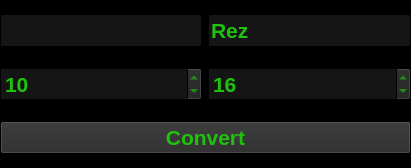
4n51n3/nconv-qt, file mainwindow.ui: the form before one commit.
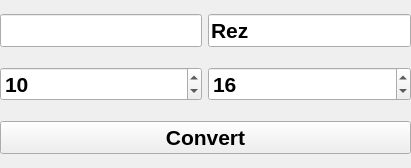
The form after the commit.

Diff of the .ui file:
```diff
--- a/mainwindow.ui
+++ b/mainwindow.ui
@@ -22,529 +22,6 @@
     <height>168</height>
    </size>
   </property>
-  <property name="palette">
-   <palette>
-    <active>
-     <colorrole role="WindowText">
-      <brush brushstyle="SolidPattern">
-       <color alpha="255">
-        <red>32</red>
-        <green>194</green>
-        <blue>14</blue>
-       </color>
-      </brush>
-     </colorrole>
-     <colorrole role="Button">
-      <brush brushstyle="SolidPattern">
-       <color alpha="255">
-        <red>33</red>
-        <green>33</green>
-        <blue>33</blue>
-       </color>
-      </brush>
-     </colorrole>
-     <colorrole role="Light">
-      <brush brushstyle="SolidPattern">
-       <color alpha="255">
-        <red>33</red>
-        <green>33</green>
-        <blue>33</blue>
-       </color>
-      </brush>
-     </colorrole>
-     <colorrole role="Midlight">
-      <brush brushstyle="SolidPattern">
-       <color alpha="255">
-        <red>25</red>
-        <green>25</green>
-        <blue>25</blue>
-       </color>
-      </brush>
-     </colorrole>
-     <colorrole role="Dark">
-      <brush brushstyle="SolidPattern">
-       <color alpha="255">
-        <red>33</red>
-        <green>33</green>
-        <blue>33</blue>
-       </color>
-      </brush>
-     </colorrole>
-     <colorrole role="Mid">
-      <brush brushstyle="SolidPattern">
-       <color alpha="255">
-        <red>32</red>
-        <green>32</green>
-        <blue>32</blue>
-       </color>
-      </brush>
-     </colorrole>
-     <colorrole role="Text">
-      <brush brushstyle="SolidPattern">
-       <color alpha="255">
-        <red>32</red>
-        <green>194</green>
-        <blue>14</blue>
-       </color>
-      </brush>
-     </colorrole>
-     <colorrole role="BrightText">
-      <brush brushstyle="SolidPattern">
-       <color alpha="255">
-        <red>0</red>
-        <green>85</green>
-        <blue>0</blue>
-       </color>
-      </brush>
-     </colorrole>
-     <colorrole role="ButtonText">
-      <brush brushstyle="SolidPattern">
-       <color alpha="255">
-        <red>32</red>
-        <green>194</green>
-        <blue>14</blue>
-       </color>
-      </brush>
-     </colorrole>
-     <colorrole role="Base">
-      <brush brushstyle="SolidPattern">
-       <color alpha="255">
-        <red>21</red>
-        <green>21</green>
-        <blue>21</blue>
-       </color>
-      </brush>
-     </colorrole>
-     <colorrole role="Window">
-      <brush brushstyle="SolidPattern">
-       <color alpha="255">
-        <red>0</red>
-        <green>0</green>
-        <blue>0</blue>
-       </color>
-      </brush>
-     </colorrole>
-     <colorrole role="Shadow">
-      <brush brushstyle="SolidPattern">
-       <color alpha="255">
-        <red>25</red>
-        <green>25</green>
-        <blue>25</blue>
-       </color>
-      </brush>
-     </colorrole>
-     <colorrole role="Highlight">
-      <brush brushstyle="SolidPattern">
-       <color alpha="255">
-        <red>0</red>
-        <green>81</green>
-        <blue>0</blue>
-       </color>
-      </brush>
-     </colorrole>
-     <colorrole role="HighlightedText">
-      <brush brushstyle="SolidPattern">
-       <color alpha="255">
-        <red>37</red>
-        <green>226</green>
-        <blue>16</blue>
-       </color>
-      </brush>
-     </colorrole>
-     <colorrole role="Link">
-      <brush brushstyle="SolidPattern">
-       <color alpha="255">
-        <red>0</red>
-        <green>0</green>
-        <blue>0</blue>
-       </color>
-      </brush>
-     </colorrole>
-     <colorrole role="LinkVisited">
-      <brush brushstyle="SolidPattern">
-       <color alpha="255">
-        <red>0</red>
-        <green>0</green>
-        <blue>0</blue>
-       </color>
-      </brush>
-     </colorrole>
-     <colorrole role="AlternateBase">
-      <brush brushstyle="SolidPattern">
-       <color alpha="255">
-        <red>0</red>
-        <green>0</green>
-        <blue>0</blue>
-       </color>
-      </brush>
-     </colorrole>
-     <colorrole role="ToolTipBase">
-      <brush brushstyle="SolidPattern">
-       <color alpha="255">
-        <red>0</red>
-        <green>0</green>
-        <blue>0</blue>
-       </color>
-      </brush>
-     </colorrole>
-     <colorrole role="ToolTipText">
-      <brush brushstyle="SolidPattern">
-       <color alpha="255">
-        <red>0</red>
-        <green>0</green>
-        <blue>0</blue>
-       </color>
-      </brush>
-     </colorrole>
-    </active>
-    <inactive>
-     <colorrole role="WindowText">
-      <brush brushstyle="SolidPattern">
-       <color alpha="255">
-        <red>32</red>
-        <green>194</green>
-        <blue>14</blue>
-       </color>
-      </brush>
-     </colorrole>
-     <colorrole role="Button">
-      <brush brushstyle="SolidPattern">
-       <color alpha="255">
-        <red>33</red>
-        <green>33</green>
-        <blue>33</blue>
-       </color>
-      </brush>
-     </colorrole>
-     <colorrole role="Light">
-      <brush brushstyle="SolidPattern">
-       <color alpha="255">
-        <red>33</red>
-        <green>33</green>
-        <blue>33</blue>
-       </color>
-      </brush>
-     </colorrole>
-     <colorrole role="Midlight">
-      <brush brushstyle="SolidPattern">
-       <color alpha="255">
-        <red>25</red>
-        <green>25</green>
-        <blue>25</blue>
-       </color>
-      </brush>
-     </colorrole>
-     <colorrole role="Dark">
-      <brush brushstyle="SolidPattern">
-       <color alpha="255">
-        <red>33</red>
-        <green>33</green>
-        <blue>33</blue>
-       </color>
-      </brush>
-     </colorrole>
-     <colorrole role="Mid">
-      <brush brushstyle="SolidPattern">
-       <color alpha="255">
-        <red>32</red>
-        <green>32</green>
-        <blue>32</blue>
-       </color>
-      </brush>
-     </colorrole>
-     <colorrole role="Text">
-      <brush brushstyle="SolidPattern">
-       <color alpha="255">
-        <red>32</red>
-        <green>194</green>
-        <blue>14</blue>
-       </color>
-      </brush>
-     </colorrole>
-     <colorrole role="BrightText">
-      <brush brushstyle="SolidPattern">
-       <color alpha="255">
-        <red>0</red>
-        <green>85</green>
-        <blue>0</blue>
-       </color>
-      </brush>
-     </colorrole>
-     <colorrole role="ButtonText">
-      <brush brushstyle="SolidPattern">
-       <color alpha="255">
-        <red>32</red>
-        <green>194</green>
-        <blue>14</blue>
-       </color>
-      </brush>
-     </colorrole>
-     <colorrole role="Base">
-      <brush brushstyle="SolidPattern">
-       <color alpha="255">
-        <red>21</red>
-        <green>21</green>
-        <blue>21</blue>
-       </color>
-      </brush>
-     </colorrole>
-     <colorrole role="Window">
-      <brush brushstyle="SolidPattern">
-       <color alpha="255">
-        <red>0</red>
-        <green>0</green>
-        <blue>0</blue>
-       </color>
-      </brush>
-     </colorrole>
-     <colorrole role="Shadow">
-      <brush brushstyle="SolidPattern">
-       <color alpha="255">
-        <red>25</red>
-        <green>25</green>
-        <blue>25</blue>
-       </color>
-      </brush>
-     </colorrole>
-     <colorrole role="Highlight">
-      <brush brushstyle="SolidPattern">
-       <color alpha="255">
-        <red>0</red>
-        <green>81</green>
-        <blue>0</blue>
-       </color>
-      </brush>
-     </colorrole>
-     <colorrole role="HighlightedText">
-      <brush brushstyle="SolidPattern">
-       <color alpha="255">
-        <red>37</red>
-        <green>226</green>
-        <blue>16</blue>
-       </color>
-      </brush>
-     </colorrole>
-     <colorrole role="Link">
-      <brush brushstyle="SolidPattern">
-       <color alpha="255">
-        <red>0</red>
-        <green>0</green>
-        <blue>0</blue>
-       </color>
-      </brush>
-     </colorrole>
-     <colorrole role="LinkVisited">
-      <brush brushstyle="SolidPattern">
-       <color alpha="255">
-        <red>0</red>
-        <green>0</green>
-        <blue>0</blue>
-       </color>
-      </brush>
-     </colorrole>
-     <colorrole role="AlternateBase">
-      <brush brushstyle="SolidPattern">
-       <color alpha="255">
-        <red>0</red>
-        <green>0</green>
-        <blue>0</blue>
-       </color>
-      </brush>
-     </colorrole>
-     <colorrole role="ToolTipBase">
-      <brush brushstyle="SolidPattern">
-       <color alpha="255">
-        <red>0</red>
-        <green>0</green>
-        <blue>0</blue>
-       </color>
-      </brush>
-     </colorrole>
-     <colorrole role="ToolTipText">
-      <brush brushstyle="SolidPattern">
-       <color alpha="255">
-        <red>0</red>
-        <green>0</green>
-        <blue>0</blue>
-       </color>
-      </brush>
-     </colorrole>
-    </inactive>
-    <disabled>
-     <colorrole role="WindowText">
-      <brush brushstyle="SolidPattern">
-       <color alpha="255">
-        <red>33</red>
-        <green>33</green>
-        <blue>33</blue>
-       </color>
-      </brush>
-     </colorrole>
-     <colorrole role="Button">
-      <brush brushstyle="SolidPattern">
-       <color alpha="255">
-        <red>33</red>
-        <green>33</green>
-        <blue>33</blue>
-       </color>
-      </brush>
-     </colorrole>
-     <colorrole role="Light">
-      <brush brushstyle="SolidPattern">
-       <color alpha="255">
-        <red>33</red>
-        <green>33</green>
-        <blue>33</blue>
-       </color>
-      </brush>
-     </colorrole>
-     <colorrole role="Midlight">
-      <brush brushstyle="SolidPattern">
-       <color alpha="255">
-        <red>25</red>
-        <green>25</green>
-        <blue>25</blue>
-       </color>
-      </brush>
-     </colorrole>
-     <colorrole role="Dark">
-      <brush brushstyle="SolidPattern">
-       <color alpha="255">
-        <red>33</red>
-        <green>33</green>
-        <blue>33</blue>
-       </color>
-      </brush>
-     </colorrole>
-     <colorrole role="Mid">
-      <brush brushstyle="SolidPattern">
-       <color alpha="255">
-        <red>32</red>
-        <green>32</green>
-        <blue>32</blue>
-       </color>
-      </brush>
-     </colorrole>
-     <colorrole role="Text">
-      <brush brushstyle="SolidPattern">
-       <color alpha="255">
-        <red>33</red>
-        <green>33</green>
-        <blue>33</blue>
-       </color>
-      </brush>
-     </colorrole>
-     <colorrole role="BrightText">
-      <brush brushstyle="SolidPattern">
-       <color alpha="255">
-        <red>0</red>
-        <green>85</green>
-        <blue>0</blue>
-       </color>
-      </brush>
-     </colorrole>
-     <colorrole role="ButtonText">
-      <brush brushstyle="SolidPattern">
-       <color alpha="255">
-        <red>33</red>
-        <green>33</green>
-        <blue>33</blue>
-       </color>
-      </brush>
-     </colorrole>
-     <colorrole role="Base">
-      <brush brushstyle="SolidPattern">
-       <color alpha="255">
-        <red>0</red>
-        <green>0</green>
-        <blue>0</blue>
-       </color>
-      </brush>
-     </colorrole>
-     <colorrole role="Window">
-      <brush brushstyle="SolidPattern">
-       <color alpha="255">
-        <red>0</red>
-        <green>0</green>
-        <blue>0</blue>
-       </color>
-      </brush>
-     </colorrole>
-     <colorrole role="Shadow">
-      <brush brushstyle="SolidPattern">
-       <color alpha="255">
-        <red>25</red>
-        <green>25</green>
-        <blue>25</blue>
-       </color>
-      </brush>
-     </colorrole>
-     <colorrole role="Highlight">
-      <brush brushstyle="SolidPattern">
-       <color alpha="255">
-        <red>0</red>
-        <green>0</green>
-        <blue>128</blue>
-       </color>
-      </brush>
-     </colorrole>
-     <colorrole role="HighlightedText">
-      <brush brushstyle="SolidPattern">
-       <color alpha="255">
-        <red>37</red>
-        <green>226</green>
-        <blue>16</blue>
-       </color>
-      </brush>
-     </colorrole>
-     <colorrole role="Link">
-      <brush brushstyle="SolidPattern">
-       <color alpha="255">
-        <red>0</red>
-        <green>0</green>
-        <blue>0</blue>
-       </color>
-      </brush>
-     </colorrole>
-     <colorrole role="LinkVisited">
-      <brush brushstyle="SolidPattern">
-       <color alpha="255">
-        <red>0</red>
-        <green>0</green>
-        <blue>0</blue>
-       </color>
-      </brush>
-     </colorrole>
-     <colorrole role="AlternateBase">
-      <brush brushstyle="SolidPattern">
-       <color alpha="255">
-        <red>0</red>
-        <green>0</green>
-        <blue>0</blue>
-       </color>
-      </brush>
-     </colorrole>
-     <colorrole role="ToolTipBase">
-      <brush brushstyle="SolidPattern">
-       <color alpha="255">
-        <red>0</red>
-        <green>0</green>
-        <blue>0</blue>
-       </color>
-      </brush>
-     </colorrole>
-     <colorrole role="ToolTipText">
-      <brush brushstyle="SolidPattern">
-       <color alpha="255">
-        <red>0</red>
-        <green>0</green>
-        <blue>0</blue>
-       </color>
-      </brush>
-     </colorrole>
-    </disabled>
-   </palette>
-  </property>
   <property name="font">
    <font>
     <pointsize>16</pointsize>
@@ -596,70 +73,6 @@
     </item>
     <item row="0" column="0">
      <widget class="QLineEdit" name="lineEdit">
-      <property name="palette">
-       <palette>
-        <active>
-         <colorrole role="Button">
-          <brush brushstyle="SolidPattern">
-           <color alpha="255">
-            <red>29</red>
-            <green>29</green>
-            <blue>29</blue>
-           </color>
-          </brush>
-         </colorrole>
-         <colorrole role="Text">
-          <brush brushstyle="SolidPattern">
-           <color alpha="200">
-            <red>32</red>
-            <green>194</green>
-            <blue>14</blue>
-           </color>
-          </brush>
-         </colorrole>
-        </active>
-        <inactive>
-         <colorrole role="Button">
-          <brush brushstyle="SolidPattern">
-           <color alpha="255">
-            <red>29</red>
-            <green>29</green>
-            <blue>29</blue>
-           </color>
-          </brush>
-         </colorrole>
-         <colorrole role="Text">
-          <brush brushstyle="SolidPattern">
-           <color alpha="200">
-            <red>32</red>
-            <green>194</green>
-            <blue>14</blue>
-           </color>
-          </brush>
-         </colorrole>
-        </inactive>
-        <disabled>
-         <colorrole role="Button">
-          <brush brushstyle="SolidPattern">
-           <color alpha="255">
-            <red>29</red>
-            <green>29</green>
-            <blue>29</blue>
-           </color>
-          </brush>
-         </colorrole>
-         <colorrole role="Text">
-          <brush brushstyle="SolidPattern">
-           <color alpha="255">
-            <red>0</red>
-            <green>85</green>
-            <blue>0</blue>
-           </color>
-          </brush>
-         </colorrole>
-        </disabled>
-       </palette>
-      </property>
       <property name="inputMask">
        <string/>
       </property>
@@ -683,70 +96,6 @@
     </item>
     <item row="2" column="0" colspan="2">
      <widget class="QPushButton" name="convertButton">
-      <property name="palette">
-       <palette>
-        <active>
-         <colorrole role="Button">
-          <brush brushstyle="SolidPattern">
-           <color alpha="255">
-            <red>42</red>
-            <green>42</green>
-            <blue>42</blue>
-           </color>
-          </brush>
-         </colorrole>
-         <colorrole role="Shadow">
-          <brush brushstyle="SolidPattern">
-           <color alpha="255">
-            <red>42</red>
-            <green>42</green>
-            <blue>42</blue>
-           </color>
-          </brush>
-         </colorrole>
-        </active>
-        <inactive>
-         <colorrole role="Button">
-          <brush brushstyle="SolidPattern">
-           <color alpha="255">
-            <red>42</red>
-            <green>42</green>
-            <blue>42</blue>
-           </color>
-          </brush>
-         </colorrole>
-         <colorrole role="Shadow">
-          <brush brushstyle="SolidPattern">
-           <color alpha="255">
-            <red>42</red>
-            <green>42</green>
-            <blue>42</blue>
-           </color>
-          </brush>
-         </colorrole>
-        </inactive>
-        <disabled>
-         <colorrole role="Button">
-          <brush brushstyle="SolidPattern">
-           <color alpha="255">
-            <red>42</red>
-            <green>42</green>
-            <blue>42</blue>
-           </color>
-          </brush>
-         </colorrole>
-         <colorrole role="Shadow">
-          <brush brushstyle="SolidPattern">
-           <color alpha="255">
-            <red>42</red>
-            <green>42</green>
-            <blue>42</blue>
-           </color>
-          </brush>
-         </colorrole>
-        </disabled>
-       </palette>
-      </property>
       <property name="autoFillBackground">
        <bool>false</bool>
       </property>
```
